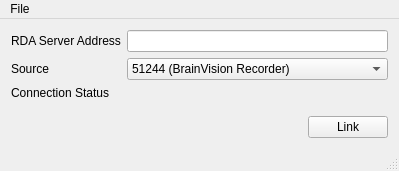
Before: the Qt Designer form mainwindow.ui in EEGKit/LSL-BrainVisionRDA, drawn with Qt 5.
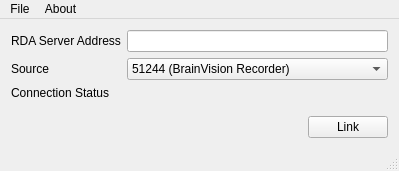
After: the same form once the commit is applied.

What changed in the file:
```diff
--- a/mainwindow.ui
+++ b/mainwindow.ui
@@ -109,7 +109,14 @@
     <addaction name="separator"/>
     <addaction name="actionQuit_2"/>
    </widget>
+   <widget class="QMenu" name="menuAbout">
+    <property name="title">
+     <string>About</string>
+    </property>
+    <addaction name="actionVersions"/>
+   </widget>
    <addaction name="menuFile"/>
+   <addaction name="menuAbout"/>
   </widget>
   <widget class="QStatusBar" name="statusBar"/>
   <action name="actionLoad_Configuration">
```
Left out of the diff: 5 changed lines with no effect on the pictures.
